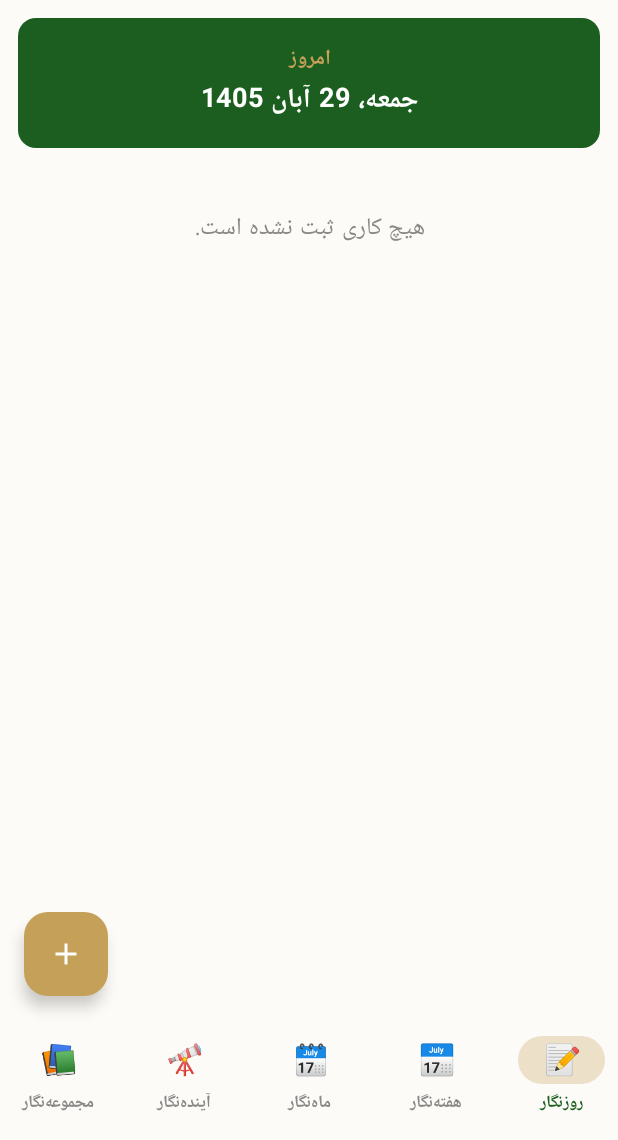
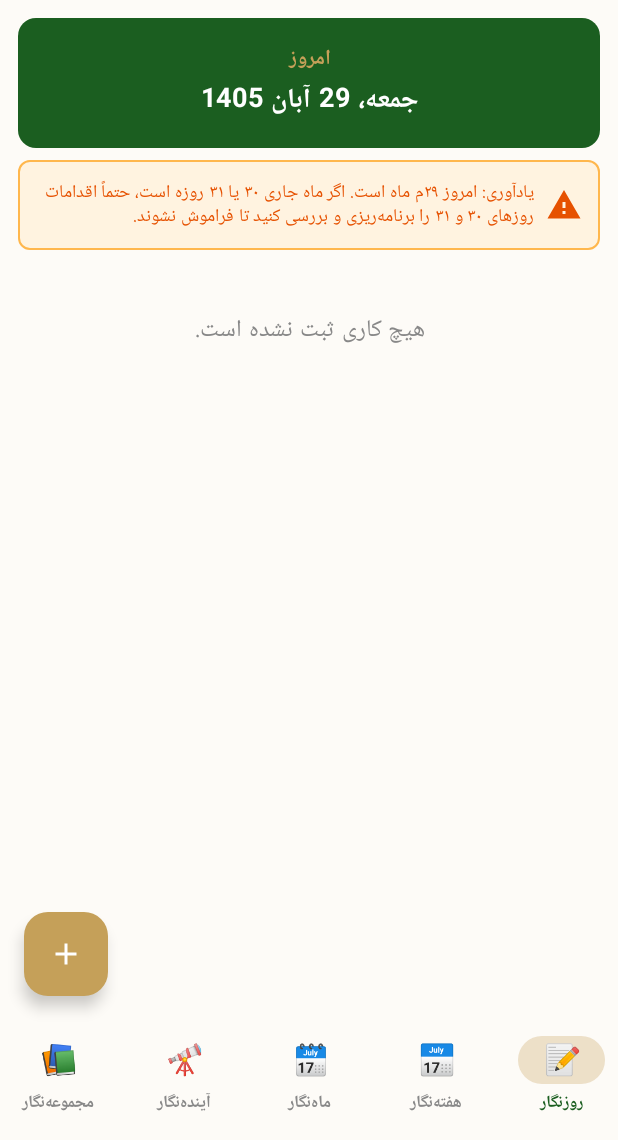
Before and after one commit to ebadariyan-bit/bolt-journal, an Android app built with Jetpack Compose: the screen it shows after launch (MainActivity), on a phone screen of 412 x 824 dp, the part 96-1236 px from its top. Run offline under Robolectric (Android 15) with nearby library versions, the phone set to English and light mode, and no system bars; our stand-ins replace Room's generated code.

Commit message:
Update MainActivity.kt

```diff
--- a/app/src/main/java/ir/boltjournal/app/MainActivity.kt
+++ b/app/src/main/java/ir/boltjournal/app/MainActivity.kt
@@ -37,6 +37,11 @@ val EisenhowerRed = Color(0xFFE53935)
 val EisenhowerGreen = Color(0xFF43A047)
 val EisenhowerOrange = Color(0xFFFB8C00)
 val EisenhowerGray = Color(0xFF757575)
+
+// رنگ‌های هشدار
+val WarningBg = Color(0xFFFFF3E0)
+val WarningBorder = Color(0xFFFFB74D)
+val WarningText = Color(0xFFE65100)
 
 class MainActivity : ComponentActivity() {
     override fun onCreate(savedInstanceState: Bundle?) {
@@ -122,7 +127,6 @@ fun MainScreen() {
                     newTaskDateString = ""
                     newTaskReminderDays = "0"
                     newCategoryName = ""
-                    // اگر هیچ مجموعه‌ای باز نبود، پیش‌فرض اولین مجموعه انتخاب شود
                     if (selectedCategory.isEmpty()) selectedCategory = defaultCategories[0]
                     showDialog = true
                 },
@@ -265,6 +269,29 @@ fun DailyLogScreen(paddingValues: PaddingValues, tasks: List<TaskEntity>, taskDa
             }
         }
 
+        // هشدار روز ۲۹م ماه
+        if (todayDayOfMonth == "29") {
+            item {
+                Card(
+                    modifier = Modifier.fillMaxWidth(),
+                    colors = CardDefaults.cardColors(containerColor = WarningBg),
+                    border = androidx.compose.foundation.BorderStroke(1.dp, WarningBorder),
+                    shape = RoundedCornerShape(8.dp)
+                ) {
+                    Row(modifier = Modifier.padding(12.dp), verticalAlignment = Alignment.CenterVertically) {
+                        Icon(Icons.Default.Warning, contentDescription = "هشدار", tint = WarningText)
+                        Spacer(modifier = Modifier.width(8.dp))
+                        Text(
+                            text = "یادآوری: امروز ۲۹م ماه است. اگر ماه جاری ۳۰ یا ۳۱ روزه است، حتماً اقدامات روزهای ۳۰ و ۳۱ را برنامه‌ریزی و بررسی کنید تا فراموش نشوند.",
+                            color = WarningText,
+                            fontSize = 12.sp,
+                            lineHeight = 16.sp
+                        )
+                    }
+                }
+            }
+        }
+
         if (sortedTasks.isEmpty()) {
             item { Box(modifier = Modifier.fillMaxWidth().padding(32.dp), contentAlignment = Alignment.Center) { Text("هیچ کاری ثبت نشده است.", color = Color.Gray) } }
         } else {
@@ -323,18 +350,18 @@ fun MonthlyLogScreen(
 ) {
     val scope = rememberCoroutineScope()
     val monthGrid = remember { PersianDate.getCurrentMonthGrid() }
-    val monthYear = remember { PersianDate.getCurrentMonthYear() }
     val weekDays = listOf("ش", "ی", "د", "س", "چ", "پ", "ج")
 
     LazyColumn(
         modifier = Modifier.fillMaxSize().padding(paddingValues),
-        contentPadding = PaddingValues(start = 12.dp, end = 12.dp, top = 12.dp, bottom = 80.dp)
+        contentPadding = PaddingValues(start = 12.dp, end = 12.dp, top = 16.dp, bottom = 80.dp) // کمی فاصله از بالا
     ) {
         item {
-            Text(monthYear, fontSize = 18.sp, fontWeight = FontWeight.Bold, color = DarkEmerald, modifier = Modifier.fillMaxWidth().padding(vertical = 8.dp), textAlign = TextAlign.Center)
+            // نام ماه حذف شد و فقط ردیف روزهای هفته نمایش داده می‌شود
             Row(modifier = Modifier.fillMaxWidth(), horizontalArrangement = Arrangement.SpaceAround) {
                 weekDays.forEach { Text(it, fontWeight = FontWeight.Bold, color = Color.Gray, fontSize = 12.sp) }
             }
+            Spacer(modifier = Modifier.height(8.dp))
         }
         item {
             Column {
@@ -432,7 +459,6 @@ fun CollectionScreen(
                 Column(
                     modifier = Modifier
                         .clickable {
-                            // اگر روی خودش کلیک شد، جمع شود. اگر روی دیگری، باز شود
                             onCategorySelected(if (isExpanded) "" else category)
                         }
                         .padding(12.dp)
```
